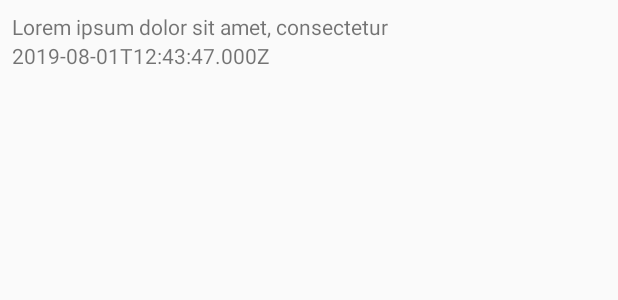
After one commit to andrey-blak/engineer.ai_assignment, an Android app: the layout post_item.xml on its own in the app's theme, with its tools: preview values and no code run, on a phone screen of 412 x 824 dp. The commit adds this screen. Shown: the top 300 px of the screen. Run offline under Robolectric (Android 15) with nearby library versions, the phone set to English and light mode, and no system bars; network calls fail.

Commit message:
Display the posts in a list

```diff
--- a/app/build.gradle
+++ b/app/build.gradle
@@ -36,6 +36,7 @@ dependencies {
 	// android
 	implementation 'androidx.appcompat:appcompat:1.0.2'
 	implementation 'androidx.core:core-ktx:1.0.2'
+	implementation 'androidx.recyclerview:recyclerview:1.1.0-beta01'
 
 	// Retofit
 	implementation 'com.squareup.retrofit2:retrofit:2.6.1'
--- a/app/src/main/AndroidManifest.xml
+++ b/app/src/main/AndroidManifest.xml
@@ -11,7 +11,7 @@
 		android:icon="@mipmap/ic_launcher"
 		android:roundIcon="@mipmap/ic_launcher_round">
 
-		<activity android:name="com.example.assignment.presentation.MainActivity">
+		<activity android:name="com.example.assignment.presentation.posts.MainActivity">
 			<intent-filter>
 				<action android:name="android.intent.action.MAIN"/>
 				<category android:name="android.intent.category.LAUNCHER"/>
--- a/app/src/main/res/layout/activity_main.xml
+++ b/app/src/main/res/layout/activity_main.xml
@@ -6,4 +6,9 @@
 	android:layout_height="match_parent"
 	android:orientation="vertical">
 
+	<androidx.recyclerview.widget.RecyclerView
+		android:id="@+id/main_posts_recycler"
+		android:layout_width="match_parent"
+		android:layout_height="match_parent"/>
+
 </LinearLayout>
--- /dev/null
+++ b/app/src/main/res/layout/post_item.xml
@@ -0,0 +1,23 @@
+<?xml version="1.0" encoding="utf-8"?>
+
+<LinearLayout
+	xmlns:android="http://schemas.android.com/apk/res/android"
+	xmlns:tools="http://schemas.android.com/tools"
+	android:layout_width="match_parent"
+	android:layout_height="wrap_content"
+	android:padding="8dp"
+	android:orientation="vertical">
+
+	<TextView
+		android:id="@+id/post_title"
+		android:layout_width="wrap_content"
+		android:layout_height="wrap_content"
+		tools:text="Lorem ipsum dolor sit amet, consectetur"/>
+
+	<TextView
+		android:id="@+id/post_created_at"
+		android:layout_width="wrap_content"
+		android:layout_height="wrap_content"
+		tools:text="2019-08-01T12:43:47.000Z"/>
+
+</LinearLayout>
```
Also changed, not shown: app/src/main/java/com/example/assignment/presentation/posts/MainActivity.kt (renamed from app/src/main/java/com/example/assignment/presentation/MainActivity.kt, +15 -2 lines), app/src/main/java/com/example/assignment/presentation/posts/PostsAdapter.kt (added, +49 -0 lines).
